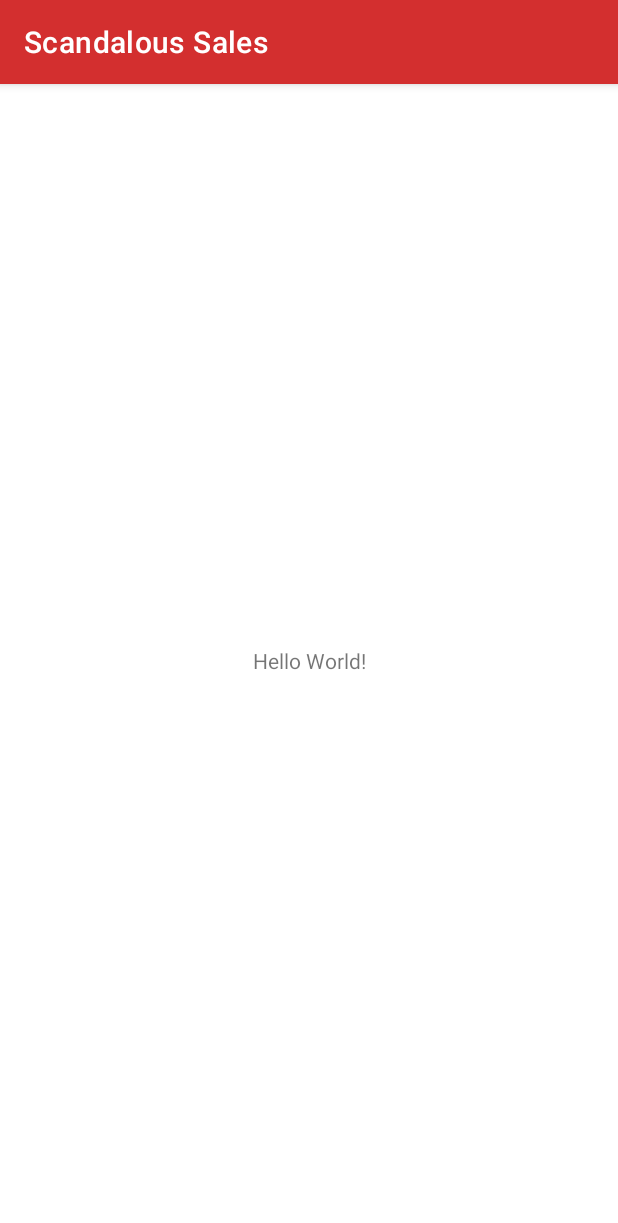
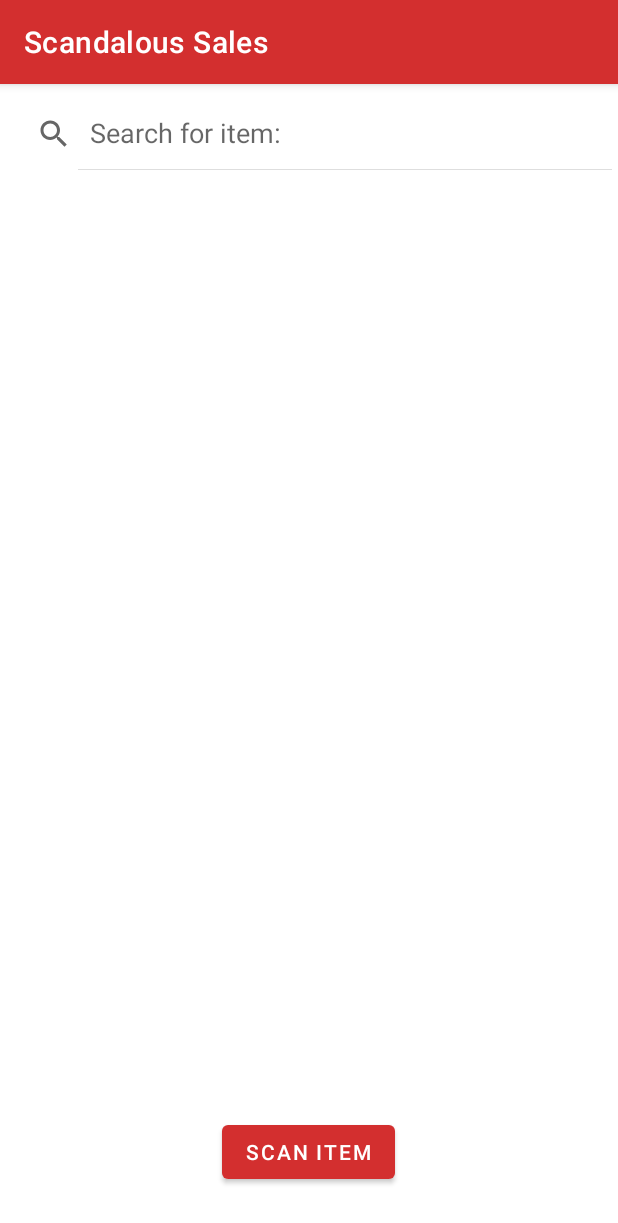
Before and after one commit to dreonwo/ScandalousSales, an Android app: the screen it shows after launch (MainActivity), on a phone screen of 412 x 824 dp. Shown: the top 1223 px of the screen. Run offline under Robolectric (Android 15) with nearby library versions, the phone set to English and light mode, and no system bars.

```diff
--- a/app/src/main/AndroidManifest.xml
+++ b/app/src/main/AndroidManifest.xml
@@ -1,6 +1,7 @@
 <?xml version="1.0" encoding="utf-8"?>
 <manifest xmlns:android="http://schemas.android.com/apk/res/android"
     package="com.example.scandaloussales">
+
     <uses-permission android:name="android.permission.ACCESS_NETWORK_STATE" />
     <uses-permission android:name="android.permission.INTERNET" />
 
@@ -11,6 +12,7 @@
         android:roundIcon="@mipmap/ic_launcher_round"
         android:supportsRtl="true"
         android:theme="@style/Theme.ScandalousSales">
+        <activity android:name=".History"></activity>
         <activity android:name=".MainActivity">
             <intent-filter>
                 <action android:name="android.intent.action.MAIN" />
--- a/app/src/main/res/layout/activity_login.xml
+++ b/app/src/main/res/layout/activity_login.xml
@@ -28,7 +28,7 @@
         android:layout_marginStart="98dp"
         android:layout_marginTop="0dp"
         android:layout_marginBottom="3dp"
-        tools:text="Login" />
+        android:text="Login" />
 
     <Button
         android:id="@+id/btnSignup"
--- a/app/src/main/res/layout/activity_main.xml
+++ b/app/src/main/res/layout/activity_main.xml
@@ -1,18 +1,76 @@
 <?xml version="1.0" encoding="utf-8"?>
-<androidx.constraintlayout.widget.ConstraintLayout xmlns:android="http://schemas.android.com/apk/res/android"
+<RelativeLayout
+    xmlns:android="http://schemas.android.com/apk/res/android"
     xmlns:app="http://schemas.android.com/apk/res-auto"
     xmlns:tools="http://schemas.android.com/tools"
     android:layout_width="match_parent"
     android:layout_height="match_parent"
     tools:context=".MainActivity">
 
-    <TextView
+    <!--
+    <EditText
+        android:id="@+id/etSearch"
+        android:layout_width="259dp"
+        android:layout_height="39dp"
+        android:layout_marginEnd="51dp"
+        android:layout_toStartOf="@+id/btnSearch"
+        android:hint="Enter item to search" />
+
+    <Button
+        android:id="@+id/btnSearch"
         android:layout_width="wrap_content"
         android:layout_height="wrap_content"
-        android:text="Hello World!"
-        app:layout_constraintBottom_toBottomOf="parent"
-        app:layout_constraintLeft_toLeftOf="parent"
-        app:layout_constraintRight_toRightOf="parent"
-        app:layout_constraintTop_toTopOf="parent" />
+        android:layout_alignParentTop="true"
+        android:layout_alignParentEnd="true"
+        android:layout_marginTop="0dp"
+        android:layout_marginEnd="8dp"
+        android:text="Search" />
+    -->
 
-</androidx.constraintlayout.widget.ConstraintLayout>
+    <SearchView
+        android:id="@+id/search_bar"
+        android:layout_width="match_parent"
+        android:layout_height="wrap_content"
+        android:layout_alignParentStart="true"
+        android:layout_alignParentTop="true"
+        android:layout_alignParentEnd="true"
+        android:layout_marginStart="4dp"
+        android:layout_marginTop="9dp"
+        android:layout_marginEnd="-4dp"
+        android:iconifiedByDefault="false"
+        android:queryHint="Search for item:"></SearchView>
+
+    <TextView
+        android:id="@+id/etResults"
+        android:layout_width="wrap_content"
+        android:layout_height="wrap_content"
+        android:layout_below="@+id/search_bar"
+        android:layout_alignParentStart="true"
+        android:layout_marginStart="4dp"
+        android:layout_marginTop="41dp"
+        android:ems="10"
+        android:textColor="#D7000000"
+        android:textSize="16sp"
+        tools:text="Results:" />
+
+    <androidx.recyclerview.widget.RecyclerView
+        android:id="@+id/rvResults"
+        android:layout_width="407dp"
+        android:layout_height="333dp"
+        android:layout_below="@+id/etResults"
+        android:layout_alignParentStart="true"
+        android:layout_marginStart="4dp"
+        android:layout_marginTop="6dp" />
+
+    <Button
+        android:id="@+id/btnScanItem"
+        android:layout_width="wrap_content"
+        android:layout_height="wrap_content"
+        android:layout_alignParentBottom="true"
+        android:layout_centerHorizontal="true"
+        android:layout_marginBottom="32dp"
+        android:text="Scan Item" />
+
+
+
+</RelativeLayout>
--- a/app/src/main/res/layout/activity_scanner.xml
+++ b/app/src/main/res/layout/activity_scanner.xml
@@ -31,8 +31,8 @@
         android:layout_height="wrap_content"
         android:layout_alignParentStart="true"
         android:layout_alignParentBottom="true"
-        android:layout_marginStart="13dp"
-        android:layout_marginBottom="567dp"
+        android:layout_marginStart="14dp"
+        android:layout_marginBottom="696dp"
         android:textSize="18sp"
         tools:text="Scan or Type Barcode:" />
 
--- a/app/src/main/res/layout/activity_signup.xml
+++ b/app/src/main/res/layout/activity_signup.xml
@@ -31,23 +31,16 @@
         android:layout_below="@id/etFirstName"
         android:hint="Last Name" />
 
-    <EditText
-        android:id="@+id/etEmail"
-        android:layout_width="match_parent"
-        android:layout_height="wrap_content"
-        android:layout_below="@id/etLastName"
-        android:hint="Email" />
-
     <Button
         android:id="@+id/btnSignup"
         android:layout_width="217dp"
         android:layout_height="47dp"
-        android:layout_below="@id/etEmail"
+        android:layout_below="@id/etLastName"
         android:layout_alignParentStart="true"
         android:layout_alignParentBottom="false"
         android:layout_centerHorizontal="true"
         android:layout_marginStart="98dp"
         android:layout_marginTop="0dp"
         android:layout_marginBottom="3dp"
-        tools:text="Signup" />
+        android:text="Signup" />
 </RelativeLayout>
```
